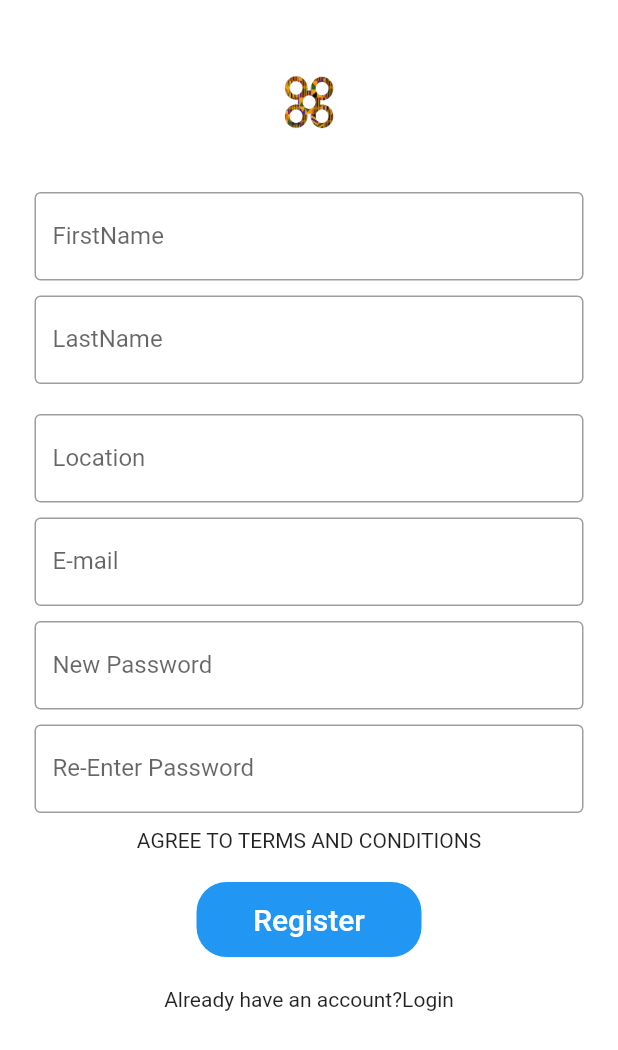
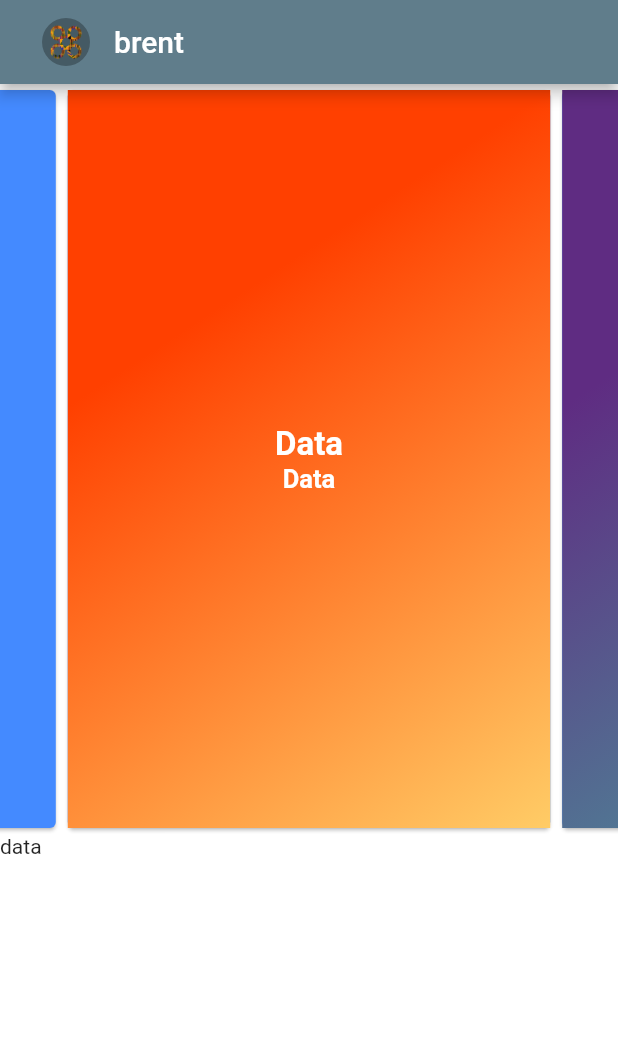
Before and after one commit to joehurdles/flutter-rent-app, a Flutter app: the screen it shows after launch, on a phone screen of 412 x 824 dp. Shown: the top 1050 px of the screen. Run offline on Flutter 3.47's test engine with Material 2 defaults, Android fonts, the phone set to English and light mode, and no system bars; drawn by our look-alikes of carousel_slider.

Commit message:
sliderView

```diff
--- a/lib/main.dart
+++ b/lib/main.dart
@@ -3,6 +3,7 @@ import 'package:rent/views/welcome_view.dart';
 import 'package:rent/views/register_view.dart';
 import 'package:rent/views/login_view.dart';
 import 'package:rent/views/house_view.dart';
+import 'package:rent/views/card_view.dart';
 
 //import 'package:rent/views/page_view.dart';
 void main(){
@@ -19,7 +20,7 @@ class brent extends StatelessWidget {
       theme: ThemeData(
         primarySwatch: Colors.blueGrey,
       ),
-      home:RegisterView(),
+      home:CardView(),
     );
   }
 }
--- /dev/null
+++ b/lib/views/card_view.dart
@@ -0,0 +1,94 @@
+import 'package:flutter/material.dart';
+import 'package:carousel_slider/carousel_slider.dart';
+import 'package:rent/views/item1.dart';
+import 'package:rent/views/item2.dart';
+import 'package:rent/views/item3.dart';
+import 'package:rent/views/item4.dart';
+//import 'package:rent/views/welcome_view.dart';
+//import 'package:rent/services/api_manager.dart';
+class CardView extends StatefulWidget {
+   CardView({ Key? key }) : super(key: key);
+
+  @override
+  State<CardView> createState() => _CardViewState();
+}
+
+class _CardViewState extends State<CardView> {
+
+ int _currentIndex=0;
+List cardList=[
+    Item1(),
+    Item2(),
+    Item3(),
+    Item4()
+  ];
+List<T> map<T>(List list, Function handler) {
+    List<T> result = [];
+    for (var i = 0; i < list.length; i++) {
+      result.add(handler(i, list[i]));
+    }
+    return result;
+  }
+
+
+  @override
+ Widget build(BuildContext context) {
+    return Scaffold(
+      backgroundColor: Colors.white,
+      appBar: AppBar(
+         leadingWidth: 60,
+      leading:  Padding(
+        padding: const EdgeInsets.only(left: 28.0),
+        child: CircleAvatar(
+              radius: 30,
+              child: Image.asset('assets/images/loyalKenss.png')
+             // backgroundImage: NetworkImage('https://images.unsplash.com/photo-1585771724684-38269d6639fd?ixlib=rb-1.2.1&ixid=MnwxMjA3fDB8MHxwaG90by1wYWdlfHx8fGVufDB8fHx8&auto=format&fit=crop&w=1170&q=80')
+
+            ),
+      ),
+        title: Text("brent"),
+      ),
+
+      body: Column(
+  children: <Widget>[
+    CarouselSlider(
+         options: CarouselOptions(
+                height: 500.0,
+                autoPlay: true,
+                autoPlayInterval: Duration(seconds: 20),
+                autoPlayAnimationDuration: Duration(milliseconds: 5000),
+                autoPlayCurve: Curves.fastOutSlowIn,
+                pauseAutoPlayOnTouch: true,
+                aspectRatio: 2.0,
+                onPageChanged: (index, reason) {
+                  setState(() {
+                    _currentIndex = index;
+                  });
+                },
+              ),
+              items: cardList.map((card){
+                return Builder(
+                  builder:(BuildContext context){
+                    return Container(
+                      height: MediaQuery.of(context).size.height*0.30,
+                      width: MediaQuery.of(context).size.width,
+                      child: Card(
+                        color: Colors.blueAccent,
+                        child: card,
+                      ),
+                    );
+                  }
+                );
+              }).toList(),
+            ),
+
+    Row(
+      children: <Widget>[
+        Text("data")
+      ],
+    )
+  ],
+)
+    );
+ }
+}
--- a/lib/views/house_view.dart
+++ b/lib/views/house_view.dart
@@ -48,37 +48,37 @@ class HouseView extends StatelessWidget {
                     child:
         ListTile(
 
-          leading: Image.asset('assets/images/loyalKenss.png'),
-           title: Text(description,
-           style:TextStyle(
-             fontSize:15,
-             fontWeight: FontWeight.w800,
-             color: Colors.black),
-             ),
-             subtitle: Text("Location: "+location, style:TextStyle(fontSize:12,fontWeight: FontWeight.w500, color: Colors.black),
-        ),
-           trailing: Row(
-          mainAxisSize: MainAxisSize.min,
-          children: [
+        //   leading: Image.asset('assets/images/loyalKenss.png'),
+        //    title: Text(description,
+        //    style:TextStyle(
+        //      fontSize:15,
+        //      fontWeight: FontWeight.w800,
+        //      color: Colors.black),
+        //      ),
+        //      subtitle: Text("Location: "+location, style:TextStyle(fontSize:12,fontWeight: FontWeight.w500, color: Colors.black),
+        // ),
+        //    trailing: Row(
+        //   mainAxisSize: MainAxisSize.min,
+        //   children: [
 
-           Container(
-              height: 25,
-              width: 60,
-              decoration: BoxDecoration(
-                  color: Colors.blue, borderRadius: BorderRadius.circular(20)),
-              child: FlatButton(
-                onPressed: () {
-                  Navigator.push(
-                      context, MaterialPageRoute(builder: (_) => const WelcomeView()));
-                },
-                child: const Text(
-                  'View',
-                  style: TextStyle(color: Colors.white, fontSize: 10),
-                ),
-              ),
-            ),
-          ],
-        ),
+        //    Container(
+        //       height: 25,
+        //       width: 60,
+        //       decoration: BoxDecoration(
+        //           color: Colors.blue, borderRadius: BorderRadius.circular(20)),
+        //       child: FlatButton(
+        //         onPressed: () {
+        //           Navigator.push(
+        //               context, MaterialPageRoute(builder: (_) => const WelcomeView()));
+        //         },
+        //         child: const Text(
+        //           'View',
+        //           style: TextStyle(color: Colors.white, fontSize: 10),
+        //         ),
+        //       ),
+        //     ),
+        //   ],
+        // ),
         )
           );
 
--- /dev/null
+++ b/lib/views/item1.dart
@@ -0,0 +1,40 @@
+import 'package:flutter/material.dart';
+import 'package:carousel_slider/carousel_slider.dart';
+
+class Item1 extends StatelessWidget {
+  const Item1({Key? key}) : super(key: key);
+@override
+  Widget build(BuildContext context) {
+    return Container(
+      decoration: BoxDecoration(
+        gradient: LinearGradient(
+          begin: Alignment.topLeft,
+          end: Alignment.bottomRight,
+          stops: [0.3, 1],
+          colors: [Color(0xffff4000),Color(0xffffcc66),]
+        ),
+      ),
+      child: Column(
+        mainAxisAlignment: MainAxisAlignment.center,
+        children: <Widget>[
+          Text(
+            "Data",
+            style: TextStyle(
+              color: Colors.white,
+              fontSize: 22.0,
+              fontWeight: FontWeight.bold
+            )
+          ),
+          Text(
+            "Data",
+            style: TextStyle(
+              color: Colors.white,
+              fontSize: 17.0,
+              fontWeight: FontWeight.w600
+            )
+          ),
+        ],
+      ),
+    );
+  }
+}
--- /dev/null
+++ b/lib/views/item2.dart
@@ -0,0 +1,39 @@
+import 'package:flutter/material.dart';
+import 'package:carousel_slider/carousel_slider.dart';
+class Item2 extends StatelessWidget {
+  const Item2({Key? key}) : super(key: key);
+@override
+  Widget build(BuildContext context) {
+    return Container(
+      decoration: BoxDecoration(
+        gradient: LinearGradient(
+          begin: Alignment.topLeft,
+          end: Alignment.bottomRight,
+          stops: [0.3, 1],
+          colors: [Color(0xff5f2c82), Color(0xff49a09d)]
+        ),
+      ),
+      child: Column(
+        mainAxisAlignment: MainAxisAlignment.center,
+        children: <Widget>[
+          Text(
+            "Data",
+            style: TextStyle(
+              color: Colors.white,
+              fontSize: 22.0,
+              fontWeight: FontWeight.bold
+            )
+          ),
+          Text(
+            "Data",
+            style: TextStyle(
+              color: Colors.white,
+              fontSize: 17.0,
+              fontWeight: FontWeight.w600
+            )
+          ),
+        ],
+      ),
+    );
+  }
+}
--- /dev/null
+++ b/lib/views/item3.dart
@@ -0,0 +1,30 @@
+import 'package:flutter/material.dart';
+import 'package:carousel_slider/carousel_slider.dart';
+import 'package:rent/views/card_view.dart';
+
+class Item3 extends StatelessWidget {
+  const Item3({Key? key}) : super(key: key);
+@override
+  Widget build(BuildContext context) {
+    return Container(
+      decoration: BoxDecoration(
+        gradient: LinearGradient(
+          begin: Alignment.topLeft,
+          end: Alignment.bottomRight,
+          stops: [0.3, 1],
+          colors: [Color(0xffff4000),Color(0xffffcc66),]
+        ),
+      ),
+      child: Column(
+        mainAxisAlignment: MainAxisAlignment.center,
+        children: <Widget>[
+          Image.asset(
+            'assets/flutter_dev.png',
+            height: 180.0,
+            fit: BoxFit.cover,
+          )
+        ],
+      ),
+    );
+  }
+}
--- /dev/null
+++ b/lib/views/item4.dart
@@ -0,0 +1,33 @@
+import 'package:flutter/material.dart';
+import 'package:carousel_slider/carousel_slider.dart';
+
+
+class Item4 extends StatelessWidget {
+  const Item4({Key? key}) : super(key: key);
+@override
+  Widget build(BuildContext context) {
+    return Container(
+      child: Column(
+        mainAxisAlignment: MainAxisAlignment.center,
+        children: <Widget>[
+          Text(
+            "Data",
+            style: TextStyle(
+              color: Colors.white,
+              fontSize: 22.0,
+              fontWeight: FontWeight.bold
+            )
+          ),
+          Text(
+            "Data",
+            style: TextStyle(
+              color: Colors.white,
+              fontSize: 17.0,
+              fontWeight: FontWeight.w600
+            )
+          ),
+        ],
+      ),
+    );
+  }
+}
--- a/pubspec.yaml
+++ b/pubspec.yaml
@@ -34,6 +34,7 @@ dependencies:
   # The following adds the Cupertino Icons font to your application.
   # Use with the CupertinoIcons class for iOS style icons.
   cupertino_icons: ^1.0.2
+  carousel_slider: ^4.0.0
 
 dev_dependencies:
   http: ^0.13.4
```
Also changed, not shown: pubspec.lock.
